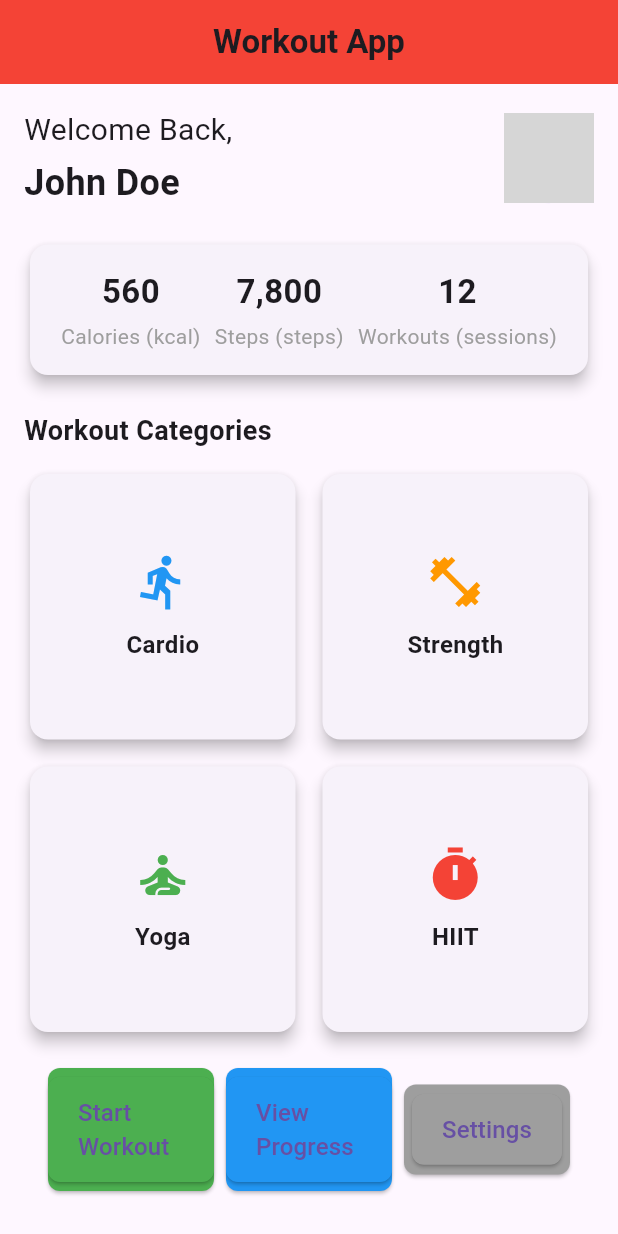
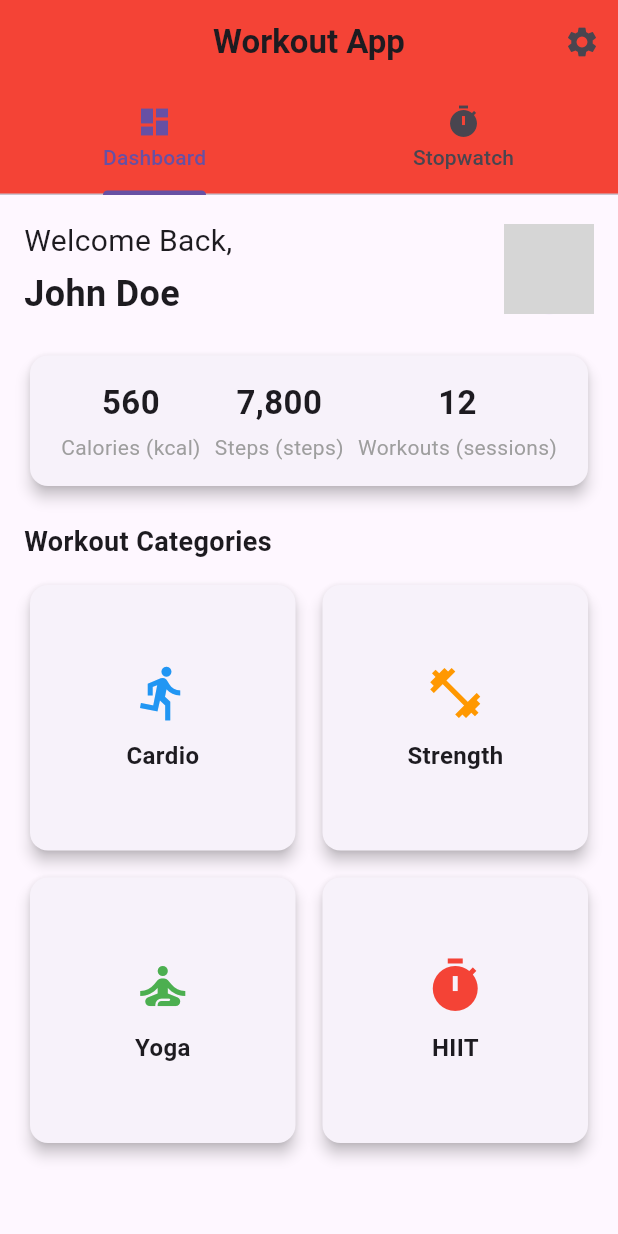
Before and after one commit to Ramesh-Kaushika/flutter_finalproject_workoutApp, a Flutter app: the screen it shows after launch, on a phone screen of 412 x 824 dp. Run offline on Flutter 3.47's test engine with Material 3 defaults, Android fonts, the phone set to English and light mode, and no system bars; grey boxes are pictures that could not be loaded.

Commit message:
create tab

```diff
--- a/lib/main.dart
+++ b/lib/main.dart
@@ -1,4 +1,5 @@
 import 'package:flutter/material.dart';
+import 'dart:async';
 
 void main() {
   runApp(const WorkoutApp());
@@ -9,15 +10,38 @@ class WorkoutApp extends StatelessWidget {
 
   @override
   Widget build(BuildContext context) {
-    return const MaterialApp(
+    return MaterialApp(
       debugShowCheckedModeBanner: false,
-      home: WorkoutDashboard(),
+      home: const WorkoutDashboard(),
+      routes: {
+        '/settings': (context) => const SettingsScreen(),
+      },
     );
   }
 }
 
-class WorkoutDashboard extends StatelessWidget {
+class WorkoutDashboard extends StatefulWidget {
   const WorkoutDashboard({super.key});
+
+  @override
+  _WorkoutDashboardState createState() => _WorkoutDashboardState();
+}
+
+class _WorkoutDashboardState extends State<WorkoutDashboard>
+    with SingleTickerProviderStateMixin {
+  late TabController _tabController;
+
+  @override
+  void initState() {
+    super.initState();
+    _tabController = TabController(length: 2, vsync: this);
+  }
+
+  @override
+  void dispose() {
+    _tabController.dispose();
+    super.dispose();
+  }
 
   @override
   Widget build(BuildContext context) {
@@ -31,13 +55,38 @@ class WorkoutDashboard extends StatelessWidget {
         ),
         centerTitle: true,
         backgroundColor: Colors.red,
+        actions: [
+          IconButton(
+            icon: const Icon(Icons.settings),
+            onPressed: () {
+              Navigator.pushNamed(context, '/settings');
+            },
           ),
-      body: SingleChildScrollView(
+        ],
+        bottom: TabBar(
+          controller: _tabController,
+          tabs: const [
+            Tab(icon: Icon(Icons.dashboard), text: "Dashboard"),
+            Tab(icon: Icon(Icons.timer), text: "Stopwatch"),
+          ],
+        ),
+      ),
+      body: TabBarView(
+        controller: _tabController,
+        children: [
+          _buildDashboardTab(context),
+          const StopwatchTab(),
+        ],
+      ),
+    );
+  }
+
+  Widget _buildDashboardTab(BuildContext context) {
+    return SingleChildScrollView(
       padding: const EdgeInsets.all(16.0),
       child: Column(
         crossAxisAlignment: CrossAxisAlignment.start,
         children: [
-            // Header Section
           const Row(
             mainAxisAlignment: MainAxisAlignment.spaceBetween,
             children: [
@@ -46,14 +95,12 @@ class WorkoutDashboard extends StatelessWidget {
                 children: [
                   Text(
                     "Welcome Back,",
-                      style:
-                          TextStyle(fontSize: 20, fontWeight: FontWeight.w400),
+                    style: TextStyle(fontSize: 20, fontWeight: FontWeight.w400),
                   ),
                   SizedBox(height: 4),
                   Text(
                     "John Doe",
-                      style:
-                          TextStyle(fontSize: 24, fontWeight: FontWeight.bold),
+                    style: TextStyle(fontSize: 24, fontWeight: FontWeight.bold),
                   ),
                 ],
               ),
@@ -106,71 +153,7 @@ class WorkoutDashboard extends StatelessWidget {
               _buildCategoryCard("HIIT", Icons.timer, Colors.red),
             ],
           ),
-            const SizedBox(height: 20),
-
-            // Action Buttons
-            Padding(
-              padding: const EdgeInsets.symmetric(horizontal: 16.0),
-              child: Row(
-                children: [
-                  Expanded(
-                    child: ElevatedButton(
-                      style: ElevatedButton.styleFrom(
-                        backgroundColor: Colors.green,
-                        shape: RoundedRectangleBorder(
-                          borderRadius: BorderRadius.circular(8.0),
-                        ),
-                        padding: const EdgeInsets.symmetric(
-                            vertical: 6.0), // Adjust text padding
-                      ),
-                      onPressed: () {
-                        // Start Workout action
-                      },
-                      child: _buildActionButton(
-                          context, "Start Workout", Colors.green),
-                    ),
-                  ),
-                  const SizedBox(width: 8), // Spacing between buttons
-                  Expanded(
-                    child: ElevatedButton(
-                      style: ElevatedButton.styleFrom(
-                        backgroundColor: Colors.blue,
-                        shape: RoundedRectangleBorder(
-                          borderRadius: BorderRadius.circular(8.0),
-                        ),
-                        padding: const EdgeInsets.symmetric(
-                            vertical: 6.0), // Adjust text padding
-                      ),
-                      onPressed: () {
-                        // View Progress action
-                      },
-                      child: _buildActionButton(
-                          context, "View Progress", Colors.blue),
-                    ),
-                  ),
-                  const SizedBox(width: 8), // Spacing between buttons
-                  Expanded(
-                    child: ElevatedButton(
-                      style: ElevatedButton.styleFrom(
-                        backgroundColor: Colors.grey,
-                        shape: RoundedRectangleBorder(
-                          borderRadius: BorderRadius.circular(8.0),
-                        ),
-                        padding: const EdgeInsets.symmetric(
-                            vertical: 6.0), // Adjust text padding
-                      ),
-                      onPressed: () {
-                        // Settings action
-                      },
-                      child:
-                          _buildActionButton(context, "Settings", Colors.grey),
-                    ),
-                  ),
         ],
-              ),
-            ),
-          ],
-        ),
       ),
     );
   }
@@ -208,20 +191,133 @@ class WorkoutDashboard extends StatelessWidget {
       ),
     );
   }
+}
 
-  Widget _buildActionButton(BuildContext context, String label, Color color) {
-    return ElevatedButton(
-      style: ElevatedButton.styleFrom(
-        backgroundColor: color,
-        padding: const EdgeInsets.symmetric(horizontal: 20, vertical: 12),
-        shape: RoundedRectangleBorder(borderRadius: BorderRadius.circular(8)),
+class StopwatchTab extends StatefulWidget {
+  const StopwatchTab({super.key});
+
+  @override
+  _StopwatchTabState createState() => _StopwatchTabState();
+}
+
+class _StopwatchTabState extends State<StopwatchTab> {
+  late Stopwatch _stopwatch;
+  late Timer _timer;
+
+  @override
+  void initState() {
+    super.initState();
+    _stopwatch = Stopwatch();
+    _timer = Timer.periodic(const Duration(milliseconds: 100), (timer) {
+      if (_stopwatch.isRunning) {
+        setState(() {});
+      }
+    });
+  }
+
+  @override
+  void dispose() {
+    _timer.cancel();
+    super.dispose();
+  }
+
+  @override
+  Widget build(BuildContext context) {
+    String formattedTime = _formatTime(_stopwatch.elapsedMilliseconds);
+    return Center(
+      child: Column(
+        mainAxisAlignment: MainAxisAlignment.center,
+        children: [
+          Text(
+            formattedTime,
+            style: const TextStyle(fontSize: 48, fontWeight: FontWeight.bold),
           ),
+          const SizedBox(height: 20),
+          Row(
+            mainAxisAlignment: MainAxisAlignment.center,
+            children: [
+              ElevatedButton(
                 onPressed: () {
-        ScaffoldMessenger.of(context).showSnackBar(
-          SnackBar(content: Text('$label tapped!')),
+                  if (_stopwatch.isRunning) {
+                    _stopwatch.stop();
+                  } else {
+                    _stopwatch.start();
+                  }
+                  setState(() {});
+                },
+                child: Text(_stopwatch.isRunning ? "Pause" : "Start"),
+              ),
+              const SizedBox(width: 20),
+              ElevatedButton(
+                onPressed: () {
+                  _stopwatch.reset();
+                  setState(() {});
+                },
+                child: const Text("Reset"),
+              ),
+            ],
+          ),
+        ],
+      ),
+    );
+  }
+
+  String _formatTime(int milliseconds) {
+    int seconds = (milliseconds / 1000).truncate();
+    int minutes = (seconds / 60).truncate();
+    seconds = seconds % 60;
+    int millis = (milliseconds % 1000) ~/ 10;
+
+    return "${_twoDigits(minutes)}:${_twoDigits(seconds)}.${_twoDigits(millis)}";
+  }
+
+  String _twoDigits(int n) => n.toString().padLeft(2, "0");
+}
+
+class SettingsScreen extends StatelessWidget {
+  const SettingsScreen({super.key});
+
+  @override
+  Widget build(BuildContext context) {
+    return Scaffold(
+      appBar: AppBar(
+        title: const Text("Settings"),
+        backgroundColor: Colors.grey,
+      ),
+      body: Padding(
+        padding: const EdgeInsets.all(16.0),
+        child: Column(
+          crossAxisAlignment: CrossAxisAlignment.start,
+          children: [
+            ListTile(
+              leading: const Icon(Icons.logout),
+              title: const Text("Log Out"),
+              onTap: () {
+                showDialog(
+                  context: context,
+                  builder: (context) => AlertDialog(
+                    title: const Text("Log Out"),
+                    content: const Text("Are you sure you want to log out?"),
+                    actions: [
+                      TextButton(
+                        onPressed: () => Navigator.pop(context),
+                        child: const Text("Cancel"),
+                      ),
+                      TextButton(
+                        onPressed: () {
+                          Navigator.pop(context);
+                          Navigator.pop(context);
+                        },
+                        child: const Text("Log Out"),
+                      ),
+                    ],
+                  ),
                 );
               },
-      child: Text(label, style: const TextStyle(fontSize: 16)),
+            ),
+          ],
+        ),
+      ),
     );
   }
 }
```
Lines whose indentation alone changed are shown as unchanged.
